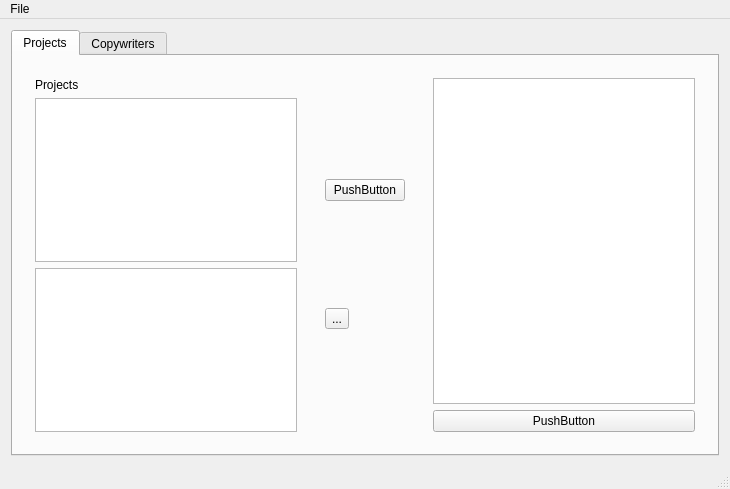
Old version of the form mainwindow.ui in the repository lazin87/KotkaSource.
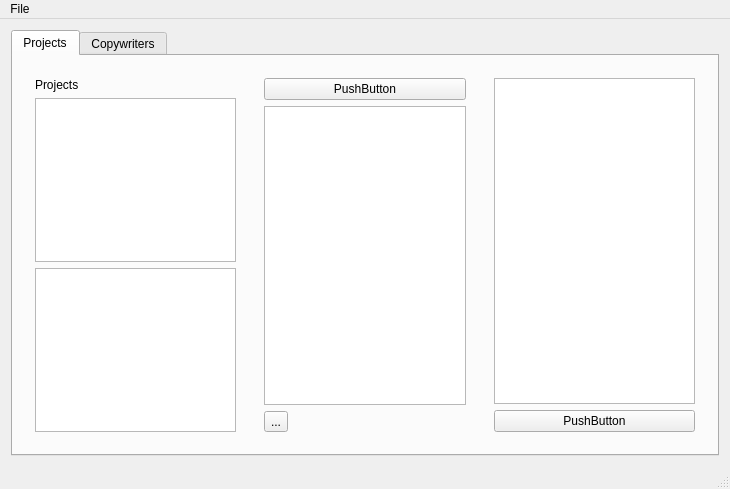
New version of the form.

```diff
--- a/mainwindow.ui
+++ b/mainwindow.ui
@@ -70,13 +70,16 @@
              </property>
             </widget>
            </item>
-           <item row="1" column="0">
+           <item row="2" column="0">
             <widget class="QToolButton" name="toolButton">
              <property name="text">
               <string>...</string>
              </property>
             </widget>
            </item>
+           <item row="1" column="0">
+            <widget class="QTextBrowser" name="textBrowser"/>
+           </item>
           </layout>
          </widget>
         </item>
```
